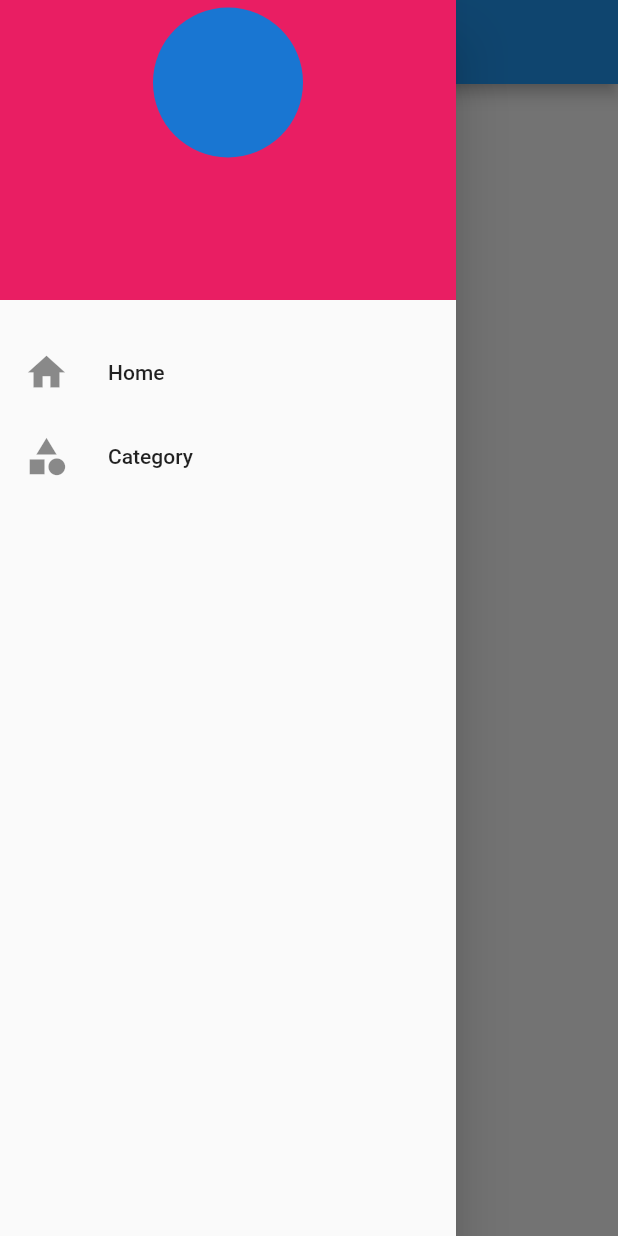
After one commit to dihsarjr/SignUpPageWithHttpPost, a Flutter app: the HomePageOne screen opened directly, with the side drawer open, on a phone screen of 412 x 824 dp. The commit adds this screen. Run offline on Flutter 3.47's test engine with Material 2 defaults, Android fonts, the phone set to English and light mode, and no system bars; our stand-ins replace shared_preferences; accounts and stored records are empty.

Commit message:
drawerAdded

```diff
--- /dev/null
+++ b/lib/widgets/drawer.dart
@@ -0,0 +1,63 @@
+import 'package:flutter/material.dart';
+
+class Drawers extends StatelessWidget {
+  String emailUser;
+  String nameUser;
+  Drawers(this.emailUser,this.nameUser);
+  @override
+  Widget build(BuildContext context) {
+    return Drawer(
+      child: Column(
+        children: <Widget>[
+          Container(
+            height: 200,
+            width: double.infinity,
+            color: Colors.pink,
+            child: Column(
+              mainAxisAlignment: MainAxisAlignment.center,
+              children: <Widget>[
+                CircleAvatar(
+                  radius: 50,
+                ),
+                Padding(
+                  padding: const EdgeInsets.all(8.0),
+                  child: Padding(
+                    padding: const EdgeInsets.all(8.0),
+                    child: Text(
+                      nameUser,
+                      style: TextStyle(
+                          fontSize: 30,
+                          fontWeight: FontWeight.bold,
+                          color: Colors.white),
+                    ),
+                  ),
+                ),
+                Text(
+                  emailUser,
+                  style: TextStyle(fontSize: 20),
+                )
+              ],
+            ),
+          ),
+          SizedBox(
+            height: 20,
+          ),
+          ListTile(
+            leading: Icon(
+              Icons.home,
+              size: 30,
+            ),
+            title: Text('Home'),
+          ),
+          ListTile(
+            leading: Icon(
+              Icons.category,
+              size: 30,
+            ),
+            title: Text('Category'),
+          ),
+        ],
+      ),
+    );
+  }
+}
```
Also changed, not shown: lib/home_pages_one.dart (+2 -53 lines).
